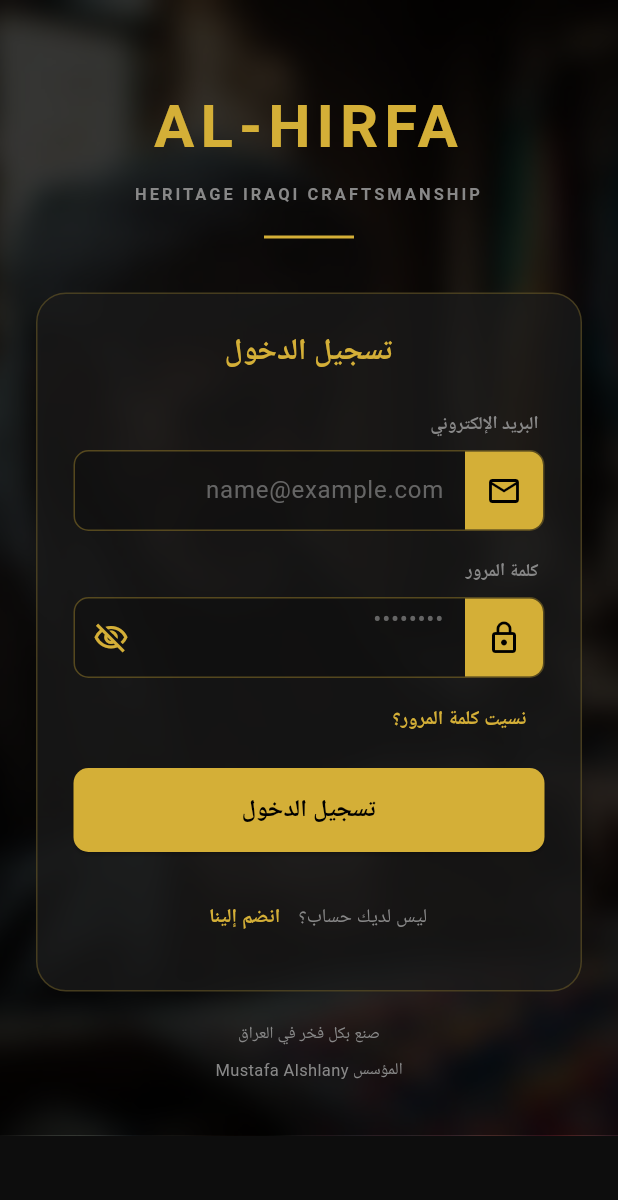
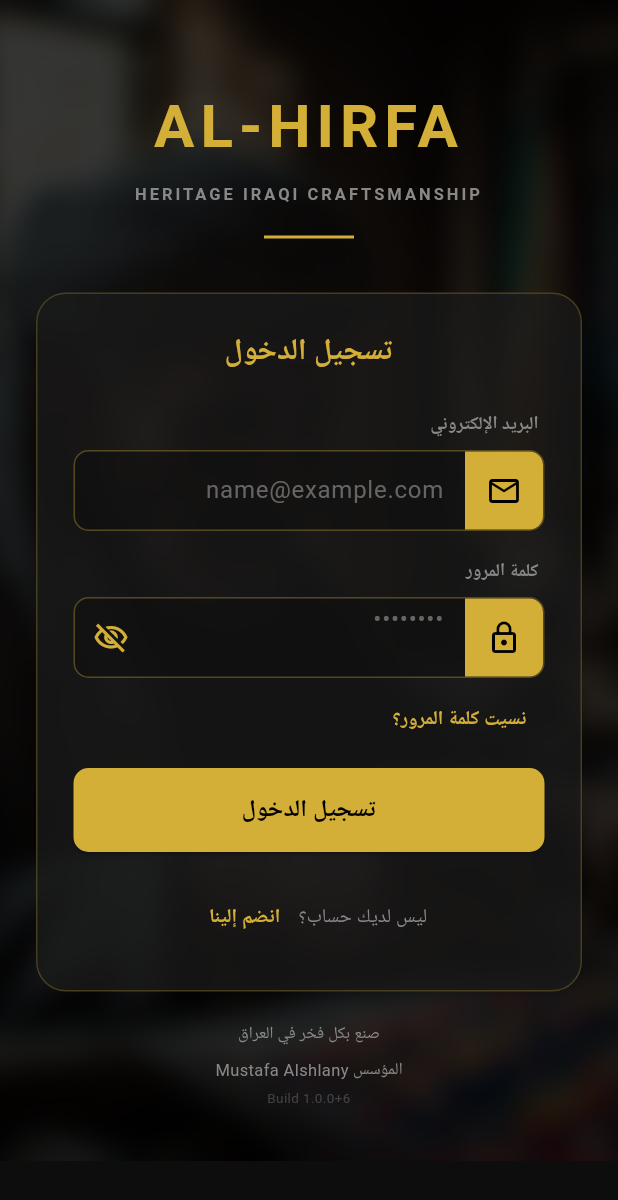
Before and after one commit to btar457/AL_HIRFA, a Flutter app: the screen it shows after launch, on a phone screen of 412 x 824 dp. Shown: the top 1200 px of the screen. Run offline on Flutter 3.47's test engine with Material 3 defaults, Android fonts, the phone set to English and light mode, and no system bars; our stand-ins replace app_links, cached_network_image, cloud_firestore, connectivity_plus, firebase_auth, firebase_core and 7 more; missing offline and left inert: aws_common, aws_signature_v4, firebase_app_check; accounts and stored records are empty; Roboto replaces fonts that are missing (Cairo).

Commit message:
debug: show build number on login screen to verify update propagation
آخر لقطة من المستخدم أظهرت شريط الخطأ القديم بصيغة (unknown) فقط بلا
تفاصيل — أي النافذة الجديدة القابلة للنسخ من الالتزام السابق لم تظهر
إطلاقاً، رغم رفع الإصدار على نفس مسار الاختبار الداخلي. "معلومات
التطبيق" في إعدادات أندرويد تعرض فقط versionName ("1.0.0" ثابت في كل
نسخنا) لا رقم البناء بعد الـ +، فلا طريقة للتأكد هل التحديث وصل فعلاً
أم أن الجهاز لا يزال يشغّل نسخة قديمة — هذا قد يُبطل كل نتائج اختبار
A/B لتعطيل Play Integrity السابق.

أضفنا نص "Build 1.0.0+6" صغيراً أسفل شاشة تسجيل الدخول مباشرة —
تأكيد بصري قاطع لأي نسخة فعلياً تعمل على الجهاز، قبل تكرار أي تشخيص
آخر.

```diff
--- a/lib/screens/auth/login_screen.dart
+++ b/lib/screens/auth/login_screen.dart
@@ -235,6 +235,12 @@ class _LoginScreenState extends State<LoginScreen> {
                     Text('صنع بكل فخر في العراق', style: TextStyle(color: AppColors.subText, fontSize: 11)),
                     const SizedBox(height: 8),
                     const FounderAccessCredit(),
+                    const SizedBox(height: 4),
+                    // تشخيص مؤقّت: يحسم بشكل قاطع أي نسخة فعلياً مثبَّتة على الجهاز
+                    // (اسم الإصدار وحده في "معلومات التطبيق" بنظام أندرويد لا يُظهر
+                    // رقم البناء بعد الـ +، فيصعب التأكد من وصول تحديث Play). يُحذف
+                    // بعد انتهاء التشخيص.
+                    Text('Build 1.0.0+6', style: TextStyle(color: AppColors.subText.withOpacity(0.4), fontSize: 9)),
                     const SizedBox(height: 12),
                   ],
                 ),
--- a/pubspec.yaml
+++ b/pubspec.yaml
@@ -1,7 +1,7 @@
 name: al_hirfa
 description: "منصة الحرفة للتراث العراقي"
 publish_to: 'none'
-version: 1.0.0+5
+version: 1.0.0+6
 
 environment:
   sdk: '>=3.0.0 <4.0.0'
```
